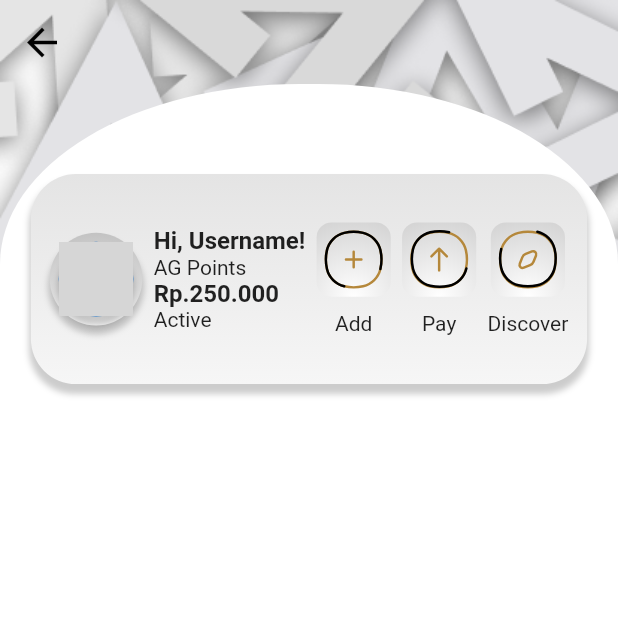
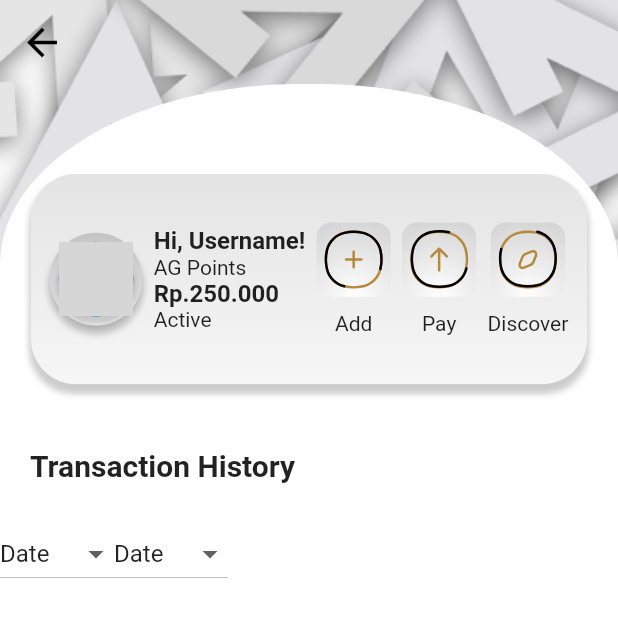
Before and after one commit to syifahasan/agt, a Flutter app: the BalanceCheckPage screen opened directly, on a phone screen of 412 x 824 dp, the top half of it. Run offline on Flutter 3.47's test engine with Material 2 defaults, Android fonts, the phone set to English and light mode, and no system bars; our stand-ins replace flutter_svg; Roboto replaces fonts that are missing (SFProDisplay); grey boxes are pictures that could not be loaded.

Commit message:
adding sorting option buttons

```diff
--- a/lib/pages/balanceCheck.dart
+++ b/lib/pages/balanceCheck.dart
@@ -1,8 +1,25 @@
 import 'package:flutter/material.dart';
 import 'home.dart';
 
-class BalanceCheckPage extends StatelessWidget {
+class BalanceCheckPage extends StatefulWidget {
   const BalanceCheckPage({super.key});
+
+  @override
+  State<BalanceCheckPage> createState() => _BalanceCheckPageState();
+}
+
+class _BalanceCheckPageState extends State<BalanceCheckPage> {
+  List<String> sortingMethods = ['Date', 'Service'];
+  String selectedMethod = 'Date';
+
+  void onSortingMethodChanged(String? newValue) {
+    setState(() {
+      selectedMethod = newValue!;
+      // Implement your sorting logic here based on the selectedMethod
+      // For example, call a function to sort the data in your list based on the selectedMethod.
+      // After sorting, update your UI to reflect the new order.
+    });
+  }
 
   @override
   Widget build(BuildContext context) {
@@ -40,8 +57,10 @@ class BalanceCheckPage extends StatelessWidget {
                 ),
               ),
               child: Column(
+                crossAxisAlignment: CrossAxisAlignment.start,
                 children: [
-                  Container(
+                  Center(
+                    child: Container(
                       padding: EdgeInsets.all(5),
                       margin: EdgeInsets.only(top: 60),
                       height: screenHeight * 17 / 100,
@@ -57,7 +76,10 @@ class BalanceCheckPage extends StatelessWidget {
                           ),
                         ],
                         gradient: LinearGradient(
-                        colors: [Color.fromARGB(255, 58, 57, 57), Colors.white],
+                          colors: [
+                            Color.fromARGB(255, 58, 57, 57),
+                            Colors.white
+                          ],
                           begin: Alignment(0, -20),
                           end: Alignment(0, 2),
                         ),
@@ -149,6 +171,48 @@ class BalanceCheckPage extends StatelessWidget {
                         ],
                       ),
                     ),
+                  ),
+                  SizedBox(
+                    height: 20,
+                  ),
+                  Padding(
+                    padding: const EdgeInsets.symmetric(
+                        horizontal: 20, vertical: 23),
+                    child: Text(
+                      "Transaction History",
+                      style: TextStyle(
+                        fontSize: 20,
+                        fontWeight: FontWeight.bold,
+                      ),
+                    ),
+                  ),
+                  Row(
+                    children: [
+                      Container(
+                        child: DropdownButton<String>(
+                          borderRadius: BorderRadius.horizontal(
+                              left: Radius.elliptical(20, 20),
+                              right: Radius.elliptical(20, 20)),
+                          value: selectedMethod,
+                          onChanged: onSortingMethodChanged,
+                          items: sortingMethods
+                              .map<DropdownMenuItem<String>>((String value) {
+                            return DropdownMenuItem<String>(
+                                value: value, child: Text(value));
+                          }).toList(),
+                        ),
+                      ),
+                      DropdownButton<String>(
+                        value: selectedMethod,
+                        onChanged: onSortingMethodChanged,
+                        items: sortingMethods
+                            .map<DropdownMenuItem<String>>((String value) {
+                          return DropdownMenuItem<String>(
+                              value: value, child: Text(value));
+                        }).toList(),
+                      ),
+                    ],
+                  )
                 ],
               ),
             ),
```
Lines whose indentation alone changed are shown as unchanged.
